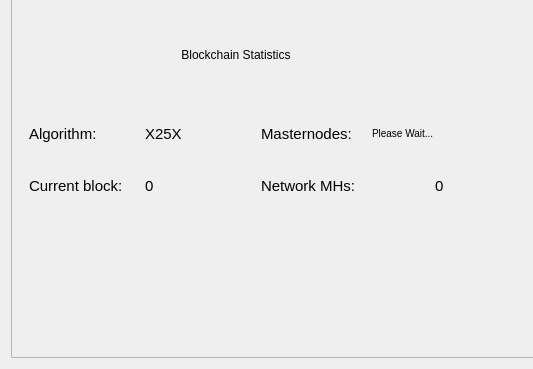
Before: the Qt Designer form src/qt/forms/overviewpage.ui in HTHcoin/helpthehomelesscoin, drawn with Qt 5; both pictures show x 0 to 533 and y 316 to 685 of the 1000 by 685 pixel window.
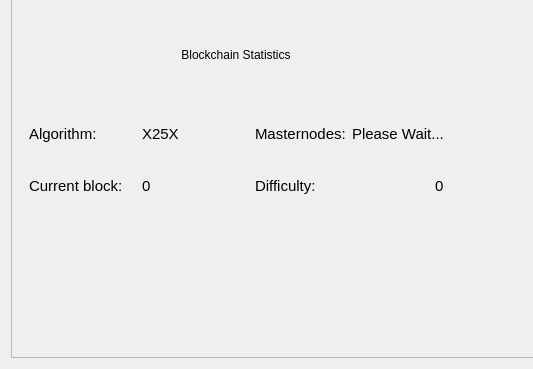
After: the same form once the commit is applied.

Patch:
```diff
--- a/src/qt/forms/overviewpage.ui
+++ b/src/qt/forms/overviewpage.ui
@@ -196,19 +196,6 @@
             </property>
            </widget>
           </item>
-          <item row="4" column="2" alignment="Qt::AlignHCenter">
-           <widget class="QLabel" name="label_Nethash_3">
-            <property name="styleSheet">
-             <string notr="true"/>
-            </property>
-            <property name="text">
-             <string>Network MHs:</string>
-            </property>
-            <property name="alignment">
-             <set>Qt::AlignVCenter</set>
-            </property>
-           </widget>
-          </item>
           <item row="0" column="0">
            <widget class="QLabel" name="label_Algo">
             <property name="minimumSize">
@@ -278,7 +265,7 @@
           <item row="0" column="3" alignment="Qt::AlignHCenter|Qt::AlignVCenter">
            <widget class="QLabel" name="label_count_2">
             <property name="styleSheet">
-             <string notr="true">font-size: 10px;</string>
+             <string notr="true">;</string>
             </property>
             <property name="text">
              <string>Please Wait...</string>
@@ -292,6 +279,19 @@
             </property>
            </widget>
           </item>
+          <item row="4" column="2">
+           <widget class="QLabel" name="label_Nethash_3">
+            <property name="styleSheet">
+             <string notr="true"/>
+            </property>
+            <property name="text">
+             <string>Difficulty:</string>
+            </property>
+            <property name="alignment">
+             <set>Qt::AlignVCenter</set>
+            </property>
+           </widget>
+          </item>
          </layout>
         </widget>
        </item>
```
Left out of the diff: 2 changed lines with no effect on the pictures.
